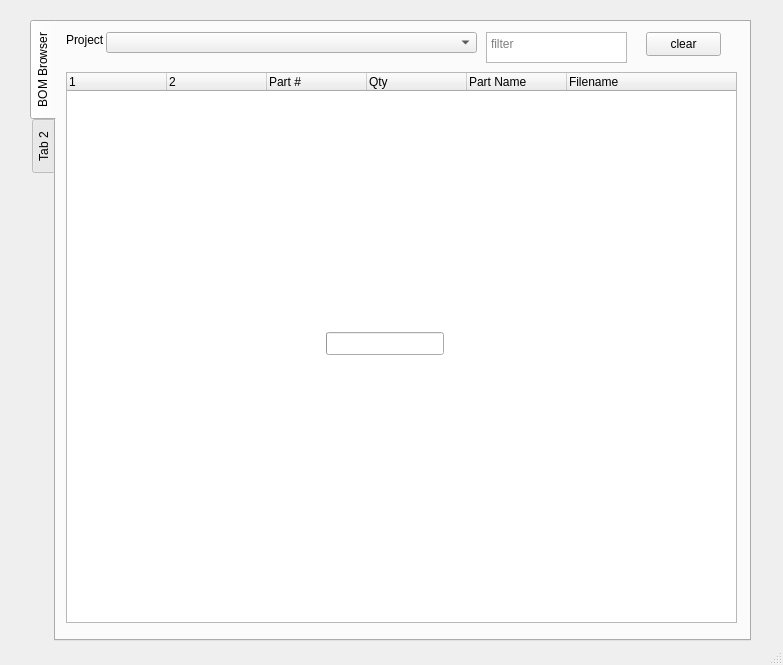
This is view/Main.ui in tnsbataill/MTExplorer as Qt 5 draws it before an edit. The edited form follows.
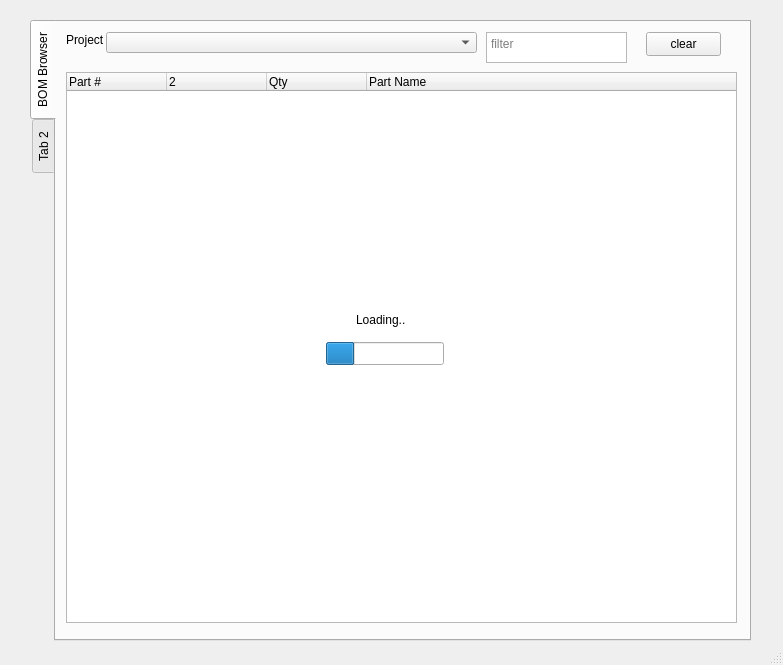
This is the edited form.

```diff
--- a/view/Main.ui
+++ b/view/Main.ui
@@ -68,26 +68,21 @@
        <bool>false</bool>
       </property>
       <property name="columnCount">
-       <number>6</number>
+       <number>4</number>
       </property>
       <attribute name="headerCascadingSectionResizes">
        <bool>true</bool>
       </attribute>
-      <column>
-       <property name="text">
-        <string/>
-       </property>
-      </column>
-      <column>
-       <property name="text">
-        <string/>
-       </property>
-      </column>
       <column>
        <property name="text">
         <string>Part #</string>
        </property>
       </column>
+      <column>
+       <property name="text">
+        <string/>
+       </property>
+      </column>
       <column>
        <property name="text">
         <string>Qty</string>
@@ -98,11 +93,6 @@
         <string>Part Name</string>
        </property>
       </column>
-      <column>
-       <property name="text">
-        <string>Filename</string>
-       </property>
-      </column>
      </widget>
      <widget class="QLabel" name="label">
       <property name="geometry">
@@ -144,21 +134,31 @@
       <property name="geometry">
        <rect>
         <x>270</x>
-        <y>310</y>
+        <y>320</y>
         <width>118</width>
         <height>23</height>
        </rect>
       </property>
+      <property name="value">
+       <number>24</number>
+      </property>
       <property name="textVisible">
-       <bool>true</bool>
-      </property>
-      <property name="orientation">
-       <enum>Qt::Orientation::Horizontal</enum>
-      </property>
-      <property name="invertedAppearance">
        <bool>false</bool>
       </property>
      </widget>
+     <widget class="QLabel" name="loading_label">
+      <property name="geometry">
+       <rect>
+        <x>300</x>
+        <y>290</y>
+        <width>49</width>
+        <height>16</height>
+       </rect>
+      </property>
+      <property name="text">
+       <string>Loading...</string>
+      </property>
+     </widget>
     </widget>
     <widget class="QWidget" name="tab_2">
      <attribute name="title">
```
Left out of the diff: 2 changed lines with no effect on the pictures.
